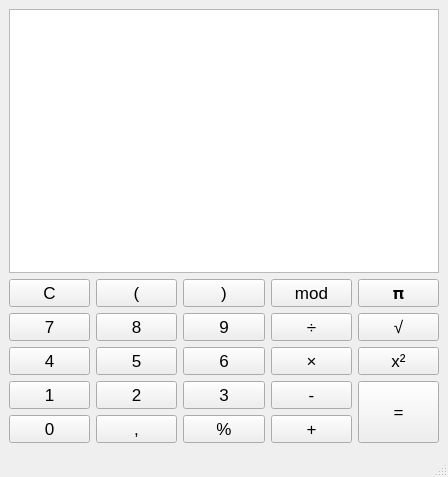
Before: the Qt Designer form mainwindow.ui in ledangquangdangquang/Caculator-qt-linux, drawn with Qt 5.
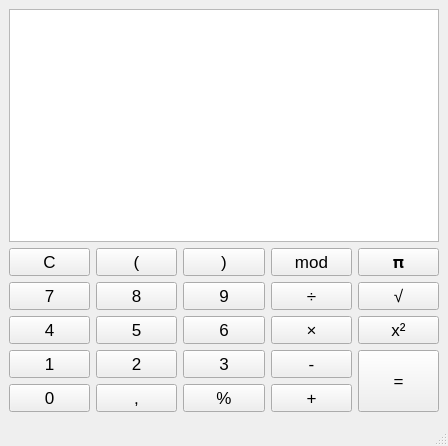
After: the same form once the commit is applied. Icons and pictures are not drawn.

The edit to the form file:
```diff
--- a/mainwindow.ui
+++ b/mainwindow.ui
@@ -7,7 +7,7 @@
     <x>0</x>
     <y>0</y>
     <width>448</width>
-    <height>477</height>
+    <height>446</height>
    </rect>
   </property>
   <property name="font">
@@ -42,6 +42,9 @@
             <property name="cursor">
              <cursorShape>PointingHandCursor</cursorShape>
             </property>
+            <property name="autoFillBackground">
+             <bool>false</bool>
+            </property>
             <property name="text">
              <string>C</string>
             </property>
```
